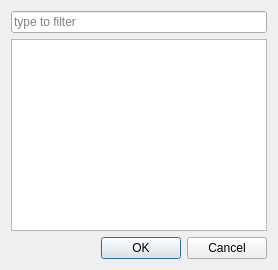
This is editor/inventory.ui in malcyon/wish as Qt 5 draws it before an edit. The edited form follows.
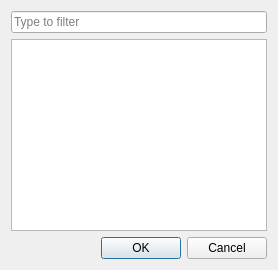
This is the edited form.

```diff
--- a/editor/inventory.ui
+++ b/editor/inventory.ui
@@ -9,7 +9,7 @@
    <item>
     <widget class="QLineEdit" name="search">
      <property name="placeholderText">
-      <string>type to filter</string>
+      <string>Type to filter</string>
      </property>
     </widget>
    </item>
```
